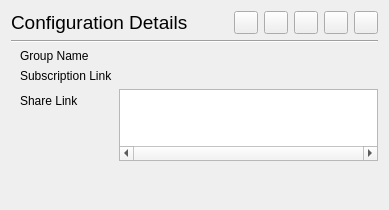
Above: src/ui/widgets/ConnectionInfoWidget.ui from Qv2ray/Qv2ray before the change. Below: the same form after it.
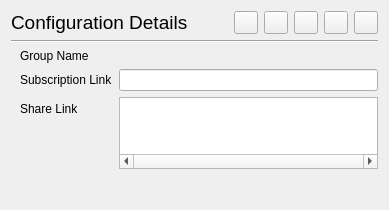
That is the form after the change. The open tabs and pages were chosen to show the change. Icons and pictures are not drawn.

The edit to the form file:
```diff
--- a/src/ui/widgets/ConnectionInfoWidget.ui
+++ b/src/ui/widgets/ConnectionInfoWidget.ui
@@ -368,22 +368,6 @@
          </property>
         </widget>
        </item>
-       <item row="1" column="1">
-        <widget class="QLabel" name="groupSubsLinkLabel">
-         <property name="cursor">
-          <cursorShape>IBeamCursor</cursorShape>
-         </property>
-         <property name="text">
-          <string/>
-         </property>
-         <property name="wordWrap">
-          <bool>true</bool>
-         </property>
-         <property name="textInteractionFlags">
-          <set>Qt::LinksAccessibleByMouse|Qt::TextSelectableByMouse</set>
-         </property>
-        </widget>
-       </item>
        <item row="2" column="0">
         <widget class="QLabel" name="label_7">
          <property name="text">
@@ -419,6 +403,9 @@
          </property>
         </widget>
        </item>
+       <item row="1" column="1">
+        <widget class="QLineEdit" name="groupSubsLinkTxt"/>
+       </item>
       </layout>
      </widget>
     </widget>
```
